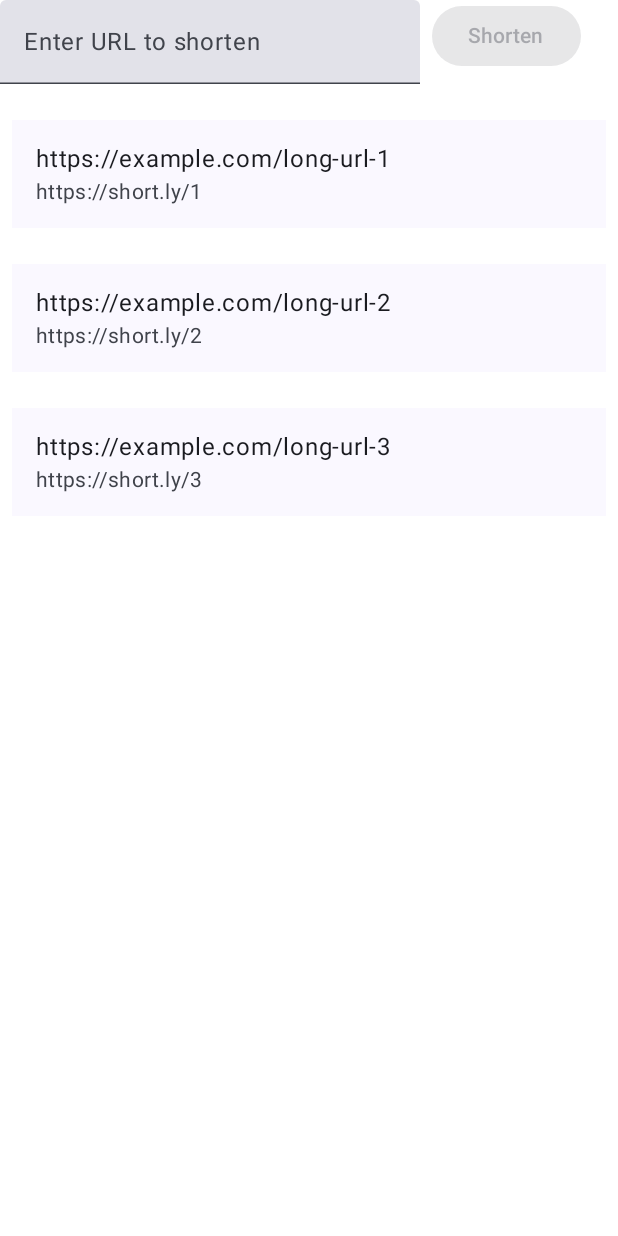
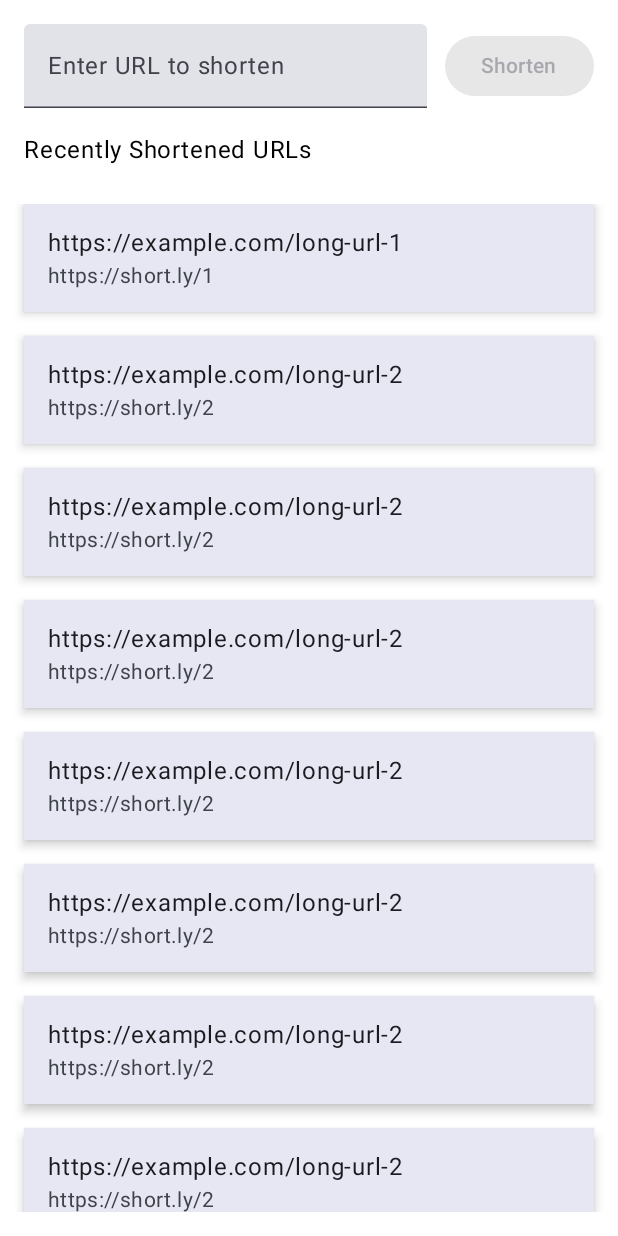
Before and after one commit to lucianosantosdev/UrlShortenerApp, an Android app built with Jetpack Compose: the @Preview function MainScreenPreview, on a phone screen of 412 x 824 dp. Run offline under Robolectric (Android 15) with nearby library versions, the phone set to English and light mode, and no system bars.

Commit message:
Ui adjusts

```diff
--- a/app/src/main/java/dev/lssoftware/urlshortenerapp/ui/MainScreen.kt
+++ b/app/src/main/java/dev/lssoftware/urlshortenerapp/ui/MainScreen.kt
@@ -18,6 +18,7 @@ import androidx.compose.runtime.getValue
 import androidx.compose.runtime.mutableStateOf
 import androidx.compose.runtime.remember
 import androidx.compose.runtime.setValue
+import androidx.compose.ui.Alignment
 import androidx.compose.ui.Modifier
 import androidx.compose.ui.platform.LocalContext
 import androidx.compose.ui.platform.testTag
@@ -65,7 +66,8 @@ fun MainScreenContent(
     onShortenUrl: (String) -> Unit,
 ) {
     Column(
-        verticalArrangement = Arrangement.spacedBy(16.dp)
+        modifier = Modifier.padding(16.dp),
+        verticalArrangement = Arrangement.spacedBy(16.dp),
     ) {
         UrlInput {
             onShortenUrl(it)
@@ -84,10 +86,13 @@ fun UrlInput(
     var url by remember { mutableStateOf("") }
     Row(
         modifier = modifier,
-        horizontalArrangement = Arrangement.spacedBy(8.dp)
+        horizontalArrangement = Arrangement.spacedBy(12.dp),
+        verticalAlignment = Alignment.CenterVertically
     ) {
         TextField(
-            modifier = Modifier.testTag(URL_TEXT_FIELD_TAG),
+            modifier = Modifier
+                .weight(1f)
+                .testTag(URL_TEXT_FIELD_TAG),
             value = url,
             onValueChange = { url = it },
             label = { Text(stringResource(R.string.url_input_label)) },
@@ -107,19 +112,49 @@ fun UrlInput(
 fun RecentlyShortenedUrlList(
     shortenedUrls: List<ShortenUrl> = emptyList()
 ) {
+    Text(
+        text = stringResource(R.string.recently_shortened_urls_section_label),
+        modifier = Modifier.padding(bottom = 8.dp)
+    )
     LazyColumn(
         modifier = Modifier.testTag(SHORTENED_URL_LIST_TAG),
-        verticalArrangement = Arrangement.spacedBy(8.dp)
+        verticalArrangement = Arrangement.spacedBy(16.dp)
     ) {
         itemsIndexed(shortenedUrls) { index, url ->
-            ListItem(
-                modifier = Modifier
-                    .padding(8.dp)
-                    .testTag("${SHORTENED_URL_LIST_ITEM_TAG}_$index"),
-                headlineContent = { Text(url.originalUrl) },
-                supportingContent = { Text(url.shortenedUrl) },
+            ShortenedUrlItem(
+                url = url,
+                index = index
             )
         }
+    }
+}
+
+@Composable
+fun ShortenedUrlItem(
+    url: ShortenUrl,
+    index: Int
+) {
+    ListItem(
+        modifier = Modifier
+            .testTag("${SHORTENED_URL_LIST_ITEM_TAG}_$index"),
+        tonalElevation = 4.dp,
+        shadowElevation = 4.dp,
+        headlineContent = { Text(url.originalUrl) },
+        supportingContent = { Text(url.shortenedUrl) },
+    )
+}
+
+@Composable
+@Preview(showBackground = true)
+fun ShortenedUrlItemPreview() {
+    UrlShortenerAppTheme {
+        ShortenedUrlItem(
+            url = ShortenUrl(
+                originalUrl = "https://example.com/long-url",
+                shortenedUrl = "https://short.ly/1"
+            ),
+            index = 0
+        )
     }
 }
 
@@ -131,6 +166,19 @@ fun MainScreenPreview() {
             shortenedUrls = listOf(
                 ShortenUrl("https://example.com/long-url-1", "https://short.ly/1"),
                 ShortenUrl("https://example.com/long-url-2", "https://short.ly/2"),
+                ShortenUrl("https://example.com/long-url-2", "https://short.ly/2"),
+                ShortenUrl("https://example.com/long-url-2", "https://short.ly/2"),
+                ShortenUrl("https://example.com/long-url-2", "https://short.ly/2"),
+                ShortenUrl("https://example.com/long-url-2", "https://short.ly/2"),
+                ShortenUrl("https://example.com/long-url-2", "https://short.ly/2"),
+                ShortenUrl("https://example.com/long-url-2", "https://short.ly/2"),
+                ShortenUrl("https://example.com/long-url-2", "https://short.ly/2"),
+                ShortenUrl("https://example.com/long-url-2", "https://short.ly/2"),
+                ShortenUrl("https://example.com/long-url-2", "https://short.ly/2"),
+                ShortenUrl("https://example.com/long-url-2", "https://short.ly/2"),
+                ShortenUrl("https://example.com/long-url-2", "https://short.ly/2"),
+                ShortenUrl("https://example.com/long-url-2", "https://short.ly/2"),
+                ShortenUrl("https://example.com/long-url-2", "https://short.ly/2"),
                 ShortenUrl("https://example.com/long-url-3", "https://short.ly/3")
             ),
             onShortenUrl = {}
--- a/app/src/main/res/values/strings.xml
+++ b/app/src/main/res/values/strings.xml
@@ -1,8 +1,9 @@
 <resources>
     <string name="app_name">Url Shortener App</string>
+    <string name="app_title">URL Shortener</string>
     <string name="url_shortening_error">Error shortening Url</string>
     <string name="url_input_label">Enter URL to shorten</string>
     <string name="url_input_placeholder">https://example.com</string>
     <string name="shorten_button_label">Shorten</string>
-    <string name="app_title">URL Shortener</string>
+    <string name="recently_shortened_urls_section_label">Recently Shortened URLs</string>
 </resources>
```
